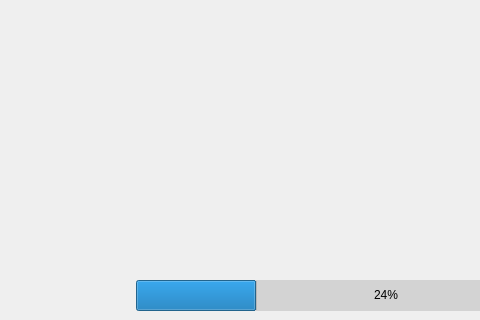
Qt form dialog.ui (Dotolie/stack) before a commit; both pictures show x 484 to 964 and y 0 to 320 of the 1280 by 720 pixel window.
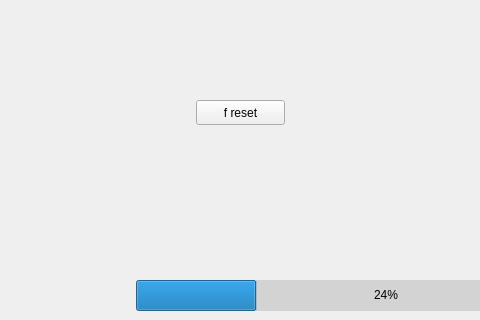
The same form after that commit. The open tabs and pages were chosen to show the change. Icons and pictures are not drawn.

```diff
--- a/dialog.ui
+++ b/dialog.ui
@@ -555,6 +555,24 @@
       </rect>
      </property>
     </widget>
+    <widget class="QPushButton" name="pb_factoryReset">
+     <property name="geometry">
+      <rect>
+       <x>680</x>
+       <y>100</y>
+       <width>89</width>
+       <height>25</height>
+      </rect>
+     </property>
+     <property name="styleSheet">
+      <string notr="true">QPushButton{
+border-image: url(:/data/11.jpg)
+}</string>
+     </property>
+     <property name="text">
+      <string>f reset</string>
+     </property>
+    </widget>
    </widget>
    <widget class="QWidget" name="trend">
     <property name="styleSheet">
```
Left out of the diff: 2 changed lines with no effect on the pictures.
